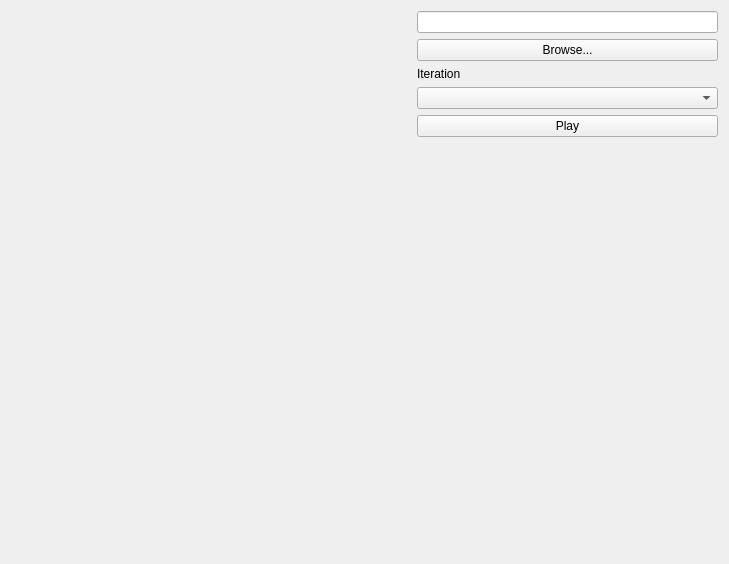
The window that playback.ui (msolomon/Hyena-Communication) describes before a commit, drawn with Qt 5.
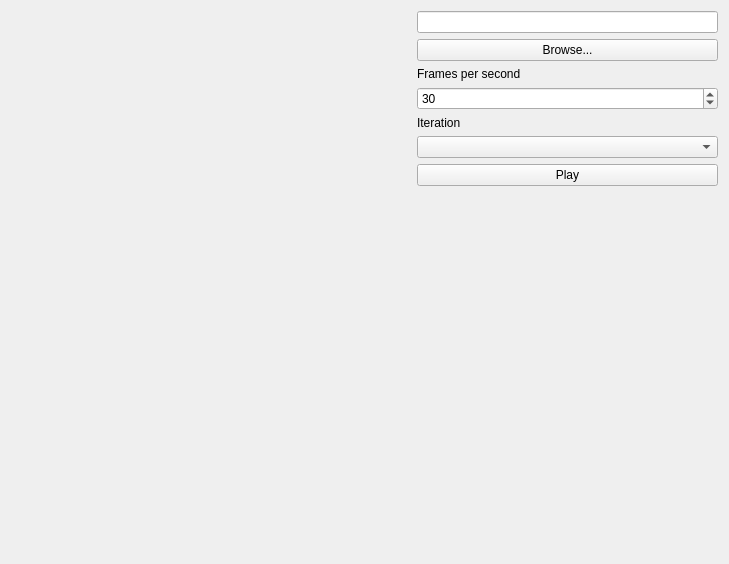
The same window after the commit. Custom widgets are drawn as their Qt base class.

Commit message: Improved playback options

```diff
--- a/playback.ui
+++ b/playback.ui
@@ -43,6 +43,26 @@
        </property>
       </widget>
      </item>
+     <item>
+      <widget class="QLabel" name="label_2">
+       <property name="text">
+        <string>Frames per second</string>
+       </property>
+      </widget>
+     </item>
+     <item>
+      <widget class="QSpinBox" name="spin_fps">
+       <property name="minimum">
+        <number>1</number>
+       </property>
+       <property name="maximum">
+        <number>100</number>
+       </property>
+       <property name="value">
+        <number>30</number>
+       </property>
+      </widget>
+     </item>
      <item>
       <widget class="QLabel" name="label">
        <property name="text">
```
The commit also changes 5 other files.
